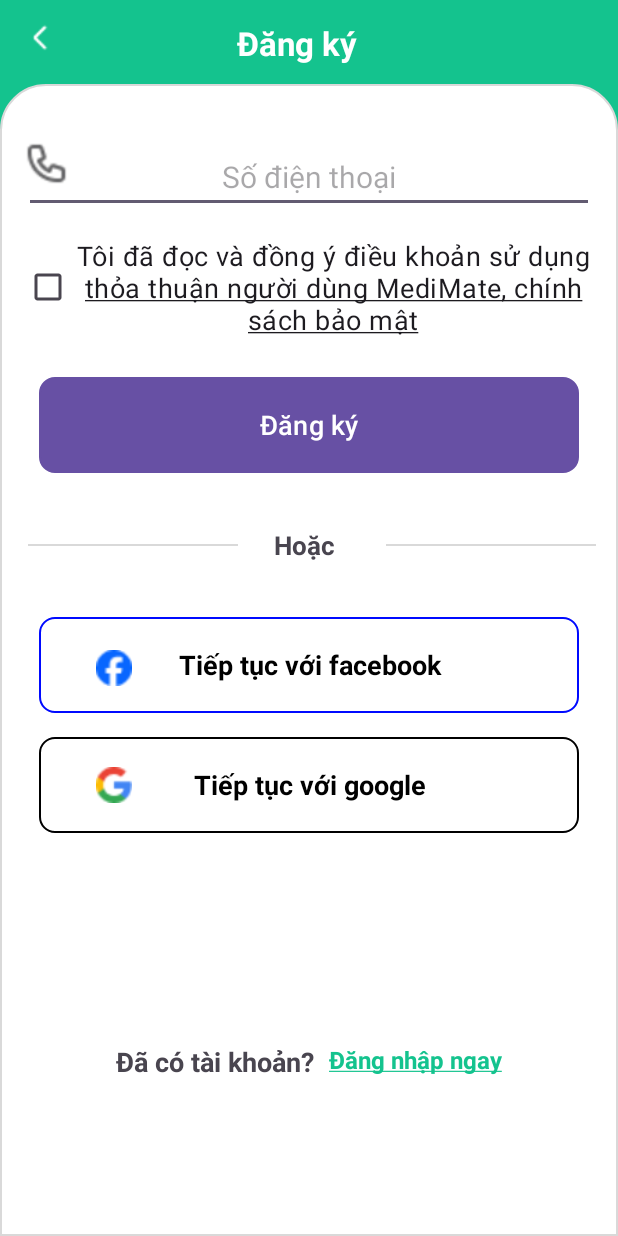
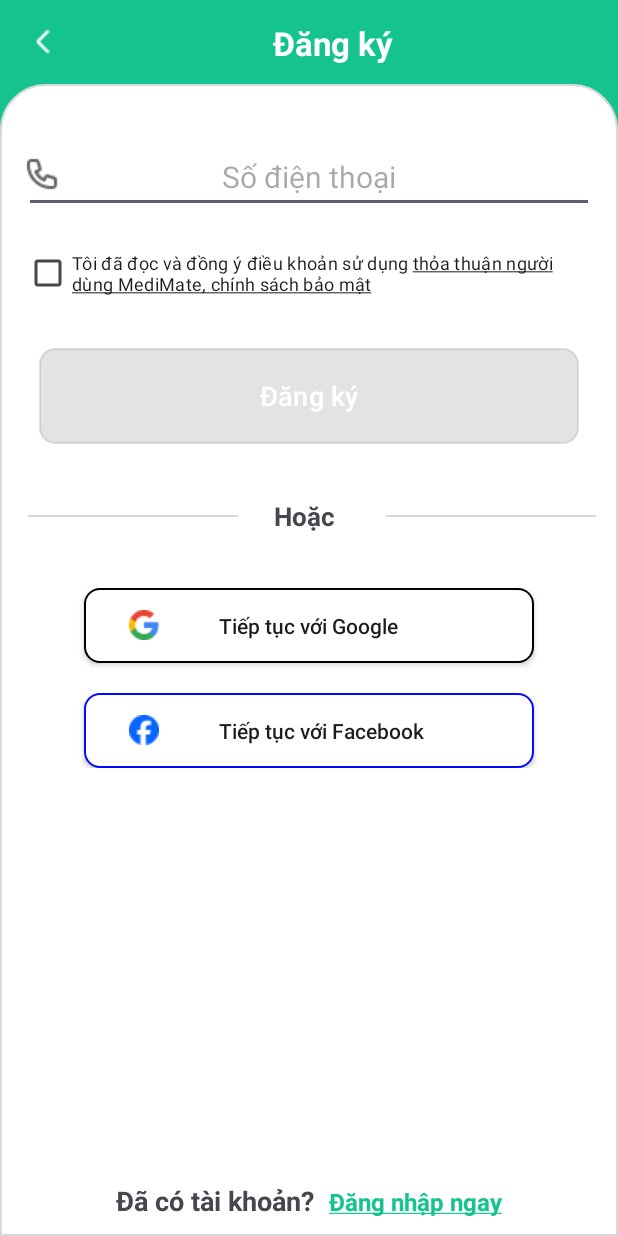
Before and after one commit to phamdangkhoagh/ClientSellingMedicine, an Android app: the layout register_screen.xml on its own in the app's theme, with its tools: preview values and no code run, on a phone screen of 412 x 824 dp. Run offline under Robolectric (Android 15) with nearby library versions, the phone set to English and light mode, and no system bars; network calls fail.

Commit message:
refactor : login screen, register screen

```diff
--- a/app/src/main/java/com/example/clientsellingmedicine/Adapter/cartAdapter.java
+++ b/app/src/main/java/com/example/clientsellingmedicine/Adapter/cartAdapter.java
@@ -48,7 +48,7 @@ public class cartAdapter extends RecyclerView.Adapter<cartAdapter.ViewHolder> {
             masterCheckboxCart = itemView.findViewById(R.id.masterCheckboxCart);
             CheckBox checkboxCartItem = itemView.findViewById(R.id.checkboxCartItem);
 
-            itemView.setOnClickListener(this);
+//            itemView.setOnClickListener(this);
             this.setIsRecyclable(false);
 
             masterCheckboxCart.setOnClickListener(new View.OnClickListener() {
--- a/app/src/main/res/layout/register_screen.xml
+++ b/app/src/main/res/layout/register_screen.xml
@@ -28,18 +28,21 @@
                 android:layout_height="wrap_content"
                 android:layout_marginTop="14dp"
                 android:layout_marginStart="14dp"
-                android:layout_marginEnd="10dp">
+                android:layout_marginEnd="10dp"
+                android:layout_gravity="center"
+                android:gravity="start">
                 <ImageView
                     android:layout_width="24dp"
                     android:layout_height="24dp"
-                    android:layout_marginEnd="120dp"
+                    android:layout_gravity="center"
                     android:src="@drawable/arrow_left_color"/>
 
                 <TextView
-                    android:layout_width="wrap_content"
+                    android:layout_width="0dp"
                     android:layout_height="wrap_content"
-                    android:layout_marginEnd="16dp"
+                    android:layout_weight="1"
                     android:text="Đăng ký"
+                    android:gravity="center"
                     android:textColor="@color/white"
                     android:textSize="22sp"
                     android:textStyle="bold" />
@@ -75,9 +78,10 @@
                 android:layout_marginTop="38dp"
                 android:gravity="center">
                 <ImageView
-                    android:layout_width="30dp"
-                    android:layout_height="30dp"
+                    android:layout_width="24dp"
+                    android:layout_height="24dp"
                     android:layout_marginStart="16dp"
+                    android:layout_marginTop="10dp"
                     android:src="@drawable/ic_phone"/>
 
                 <com.google.android.material.textfield.TextInputEditText
@@ -87,6 +91,7 @@
                     android:layout_marginEnd="16dp"
                     android:hint="Số điện thoại"
                     android:textAlignment="center"
+
                     android:textSize="20sp" />
             </RelativeLayout>
 
@@ -97,8 +102,7 @@
                 android:layout_marginTop="16dp"
                 android:layout_marginEnd="16dp"
                 android:text="@string/txtDangKy"
-                android:textAlignment="center"
-                android:textSize="18sp" />
+                android:textSize="12sp" />
 
             <RelativeLayout
                 android:orientation="vertical"
@@ -112,9 +116,11 @@
                 android:layout_marginStart="26dp"
                 android:layout_marginEnd="26dp"
                 android:background="@drawable/btn_login"
+                android:enabled="false"
                 android:text="Đăng ký"
                 android:textColor="@color/white"
                 android:textSize="18sp"
+
                 android:textAllCaps="false"/>
             <LinearLayout
                 android:layout_width="match_parent"
@@ -144,60 +150,48 @@
                     android:layout_marginEnd="30dp"
                     android:background="@color/gray"/>
             </LinearLayout>
-            <RelativeLayout
-                android:layout_width="match_parent"
-                android:layout_height="wrap_content">
-
-                <TextView
-                    android:layout_width="match_parent"
-                    android:layout_height="64dp"
-                    android:layout_marginStart="26dp"
-                    android:layout_marginEnd="26dp"
-                    android:background="@drawable/btn_facebook"
-                    android:gravity="center"
-                    android:text="Tiếp tục với facebook"
-                    android:textAlignment="center"
-                    android:textColor="@color/black"
-                    android:textSize="18sp"
-                    android:textStyle="bold" />
-
-                <ImageView
-                    android:layout_width="24dp"
-                    android:layout_height="24dp"
-                    android:layout_marginTop="22dp"
-                    android:layout_marginStart="64dp"
-                    android:src="@drawable/ic_facebook"/>
-
-            </RelativeLayout>
-            <RelativeLayout
-                android:layout_width="match_parent"
-                android:layout_height="wrap_content"
-                android:layout_marginBottom="140dp"
-                >
-                <TextView
-                    android:layout_width="match_parent"
-                    android:layout_height="64dp"
-                    android:layout_marginTop="16dp"
-                    android:layout_marginStart="26dp"
-                    android:layout_marginEnd="26dp"
-                    android:textAlignment="center"
-                    android:textSize="18sp"
-                    android:textStyle="bold"
-                    android:textColor="@color/black"
-                    android:gravity="center"
-                    android:background="@drawable/btn_google"
-                    android:text="Tiếp tục với google" />
-                <ImageView
-                    android:layout_width="24dp"
-                    android:layout_height="24dp"
-                    android:layout_marginTop="36dp"
-                    android:layout_marginStart="64dp"
-                    android:src="@drawable/ic_google"/>
-            </RelativeLayout>
             <LinearLayout
                 android:layout_width="match_parent"
-                android:layout_height="24dp"
+                android:layout_height="120dp"
+                android:layout_gravity="center"
                 android:gravity="center"
+                android:orientation="vertical">
+                <androidx.appcompat.widget.AppCompatButton
+                    android:id="@+id/btn_google_signin"
+                    android:layout_width="300dp"
+                    android:layout_height="50dp"
+                    android:text="Tiếp tục với Google"
+                    android:textAllCaps="false"
+                    android:background="@drawable/btn_google"
+                    android:drawableLeft="@drawable/ic_google"
+                    android:textAlignment="textStart"
+                    android:paddingLeft="30dp"
+                    android:drawablePadding="40dp"
+                   />
+                <View
+                    android:layout_width="wrap_content"
+                    android:layout_height="0dp"
+                    android:layout_weight="1"></View>
+                <androidx.appcompat.widget.AppCompatButton
+                    android:id="@+id/btn_facebook_signin"
+                    android:layout_width="300dp"
+                    android:layout_height="50dp"
+                    android:text="Tiếp tục với Facebook"
+                    android:background="@drawable/btn_facebook"
+                    android:textAllCaps="false"
+                    android:drawableStart="@drawable/ic_facebook"
+                    android:textAlignment="textStart"
+                    android:paddingLeft="30dp"
+                    android:drawablePadding="40dp"/>
+            </LinearLayout>
+
+            <LinearLayout
+                android:layout_width="match_parent"
+                android:layout_height="match_parent"
+                android:layout_marginTop="10dp"
+                android:layout_marginBottom="10dp"
+                android:gravity="bottom|center"
+                android:layout_gravity="bottom"
                 >
                 <TextView
                     android:layout_width="wrap_content"
```
Also changed, not shown: app/src/main/AndroidManifest.xml (+10 -0 lines), app/src/main/java/com/example/clientsellingmedicine/LoginActivity.java (added, +25 -0 lines), app/src/main/java/com/example/clientsellingmedicine/RegisterActivity.java (added, +24 -0 lines), app/src/main/java/com/example/clientsellingmedicine/UnLoginProfileFragment.java (+9 -4 lines), app/src/main/res/layout/login_screen.xml (+108 -96 lines).
